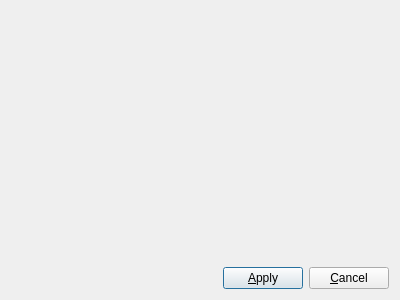
Old version of the form src/gui/ui/static/moneybox_settings_dialog.ui in the repository PythBuster/savings_manager_gui.
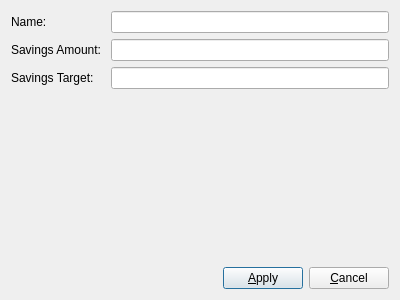
New version of the form.

Commit message: feat: implemented update moneybox settings widget

```diff
--- a/src/gui/ui/static/moneybox_settings_dialog.ui
+++ b/src/gui/ui/static/moneybox_settings_dialog.ui
@@ -14,6 +14,43 @@
    <string>Dialog</string>
   </property>
   <layout class="QVBoxLayout" name="verticalLayout">
+   <item>
+    <layout class="QFormLayout" name="formLayout">
+     <property name="bottomMargin">
+      <number>0</number>
+     </property>
+     <item row="0" column="0">
+      <widget class="QLabel" name="label">
+       <property name="text">
+        <string>Name: </string>
+       </property>
+      </widget>
+     </item>
+     <item row="0" column="1">
+      <widget class="QLineEdit" name="lineEdit_name"/>
+     </item>
+     <item row="1" column="0">
+      <widget class="QLabel" name="label_2">
+       <property name="text">
+        <string>Savings Amount: </string>
+       </property>
+      </widget>
+     </item>
+     <item row="2" column="0">
+      <widget class="QLabel" name="label_3">
+       <property name="text">
+        <string>Savings Target: </string>
+       </property>
+      </widget>
+     </item>
+     <item row="1" column="1">
+      <widget class="QLineEdit" name="lineEdit_savings_amount"/>
+     </item>
+     <item row="2" column="1">
+      <widget class="QLineEdit" name="lineEdit_savings_target"/>
+     </item>
+    </layout>
+   </item>
    <item>
     <spacer name="verticalSpacer">
      <property name="orientation">
```
The commit also changes 10 other files.
